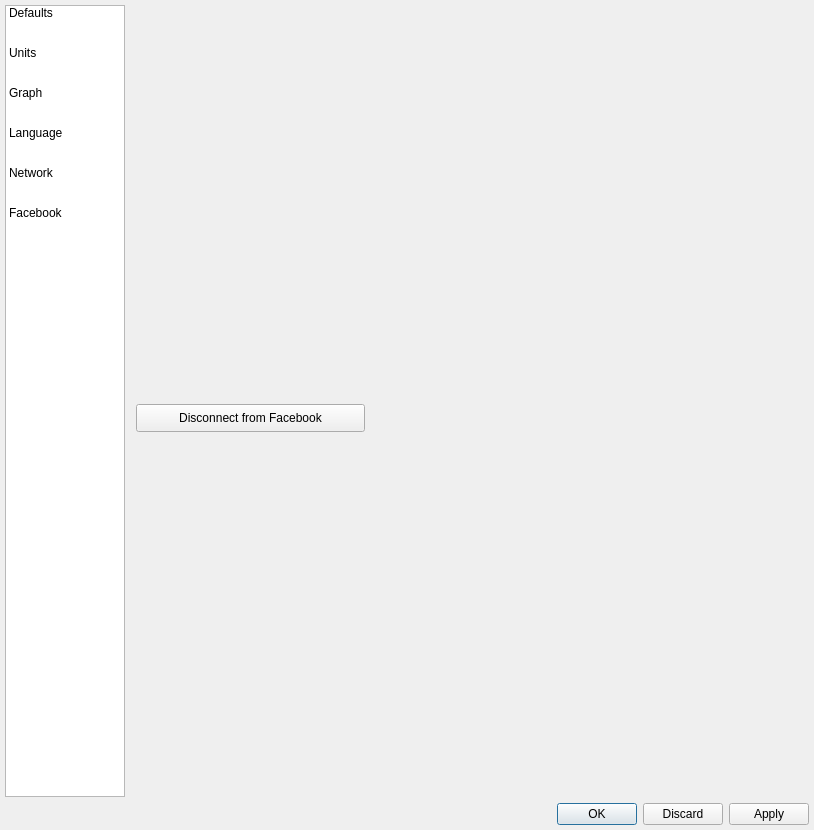
Qt form qt-ui/preferences.ui (subsurface/subsurface) before a commit.
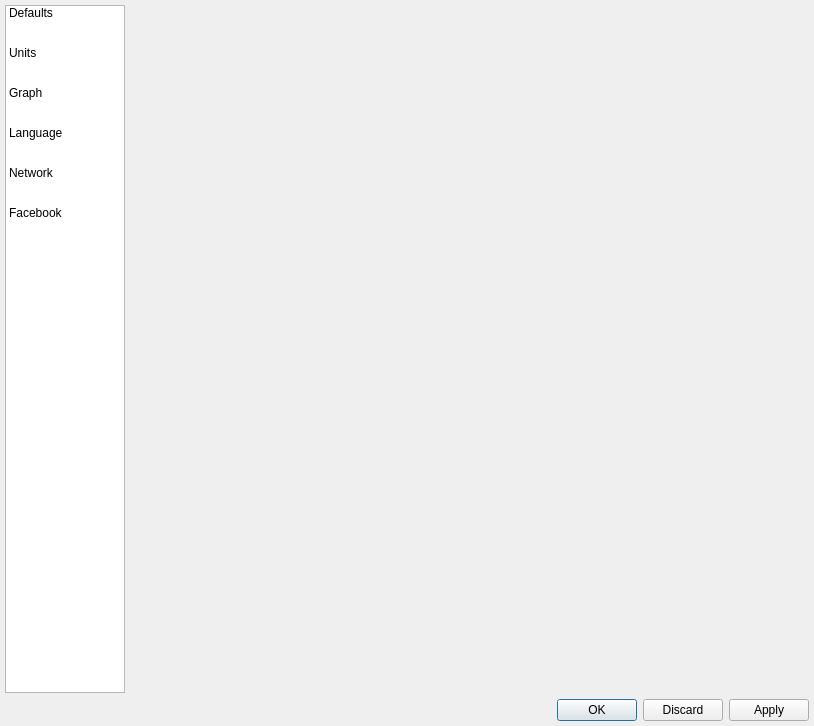
The same form after that commit. The open tabs and pages were chosen to show the change. Icons and pictures are not drawn.

Commit message:
Restructure preferences dialog so it fits on smaller screens again
Designer is such a pain to work with. Once I ended up editing the .ui file
by hand for the hard stuff and then just use designer to get it
consistently formated. Such a disappointment.

```diff
--- a/qt-ui/preferences.ui
+++ b/qt-ui/preferences.ui
@@ -7,7 +7,7 @@
     <x>0</x>
     <y>0</y>
     <width>814</width>
-    <height>830</height>
+    <height>726</height>
    </rect>
   </property>
   <property name="windowTitle">
@@ -1437,6 +1437,19 @@
            </widget>
           </widget>
          </item>
+         <item>
+          <spacer name="verticalSpacer_4">
+           <property name="orientation">
+            <enum>Qt::Vertical</enum>
+           </property>
+           <property name="sizeHint" stdset="0">
+            <size>
+             <width>20</width>
+             <height>40</height>
+            </size>
+           </property>
+          </spacer>
+         </item>
         </layout>
        </widget>
       </widget>
```
Left out of the diff: 335 changed lines with no effect on the pictures.
